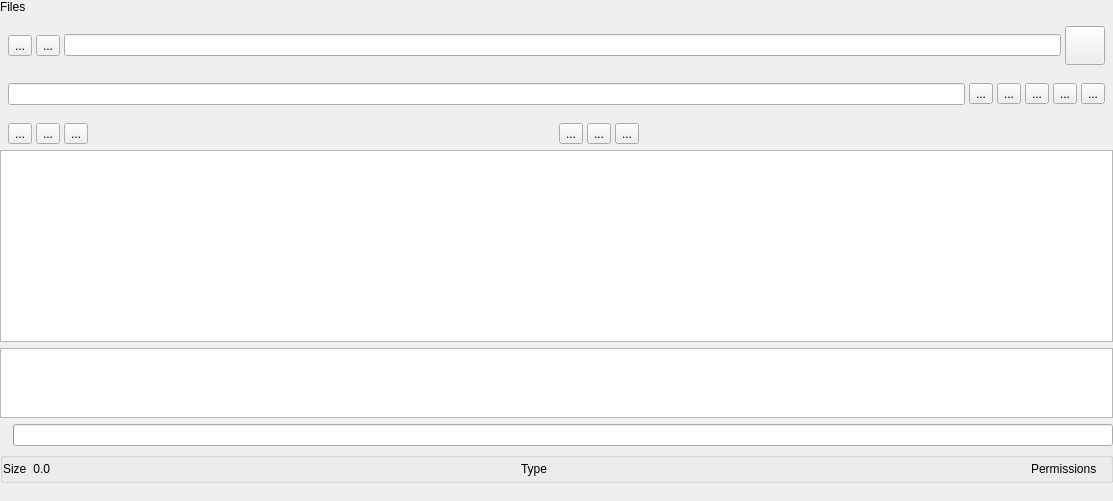
OpenFairWind/FairWindSK, file ui/mydata/Files.ui: the form before one commit.
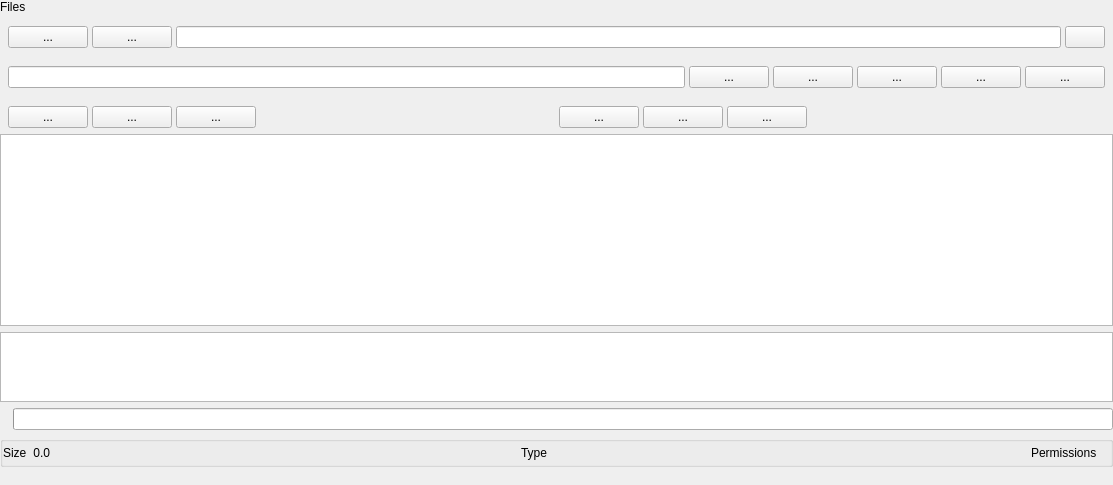
The form after the commit. Icons and pictures are not drawn.

Commit message: Align MyData waypoints and files views

What changed in the file:
```diff
--- a/ui/mydata/Files.ui
+++ b/ui/mydata/Files.ui
@@ -73,7 +73,7 @@
           <number>4</number>
          </property>
          <item>
-          <widget class="QToolButton" name="toolButton_Home">
+          <widget class="QPushButton" name="toolButton_Home">
            <property name="text">
             <string>...</string>
            </property>
@@ -90,7 +90,7 @@
           </widget>
          </item>
          <item>
-          <widget class="QToolButton" name="toolButton_Up">
+          <widget class="QPushButton" name="toolButton_Up">
            <property name="text">
             <string>...</string>
            </property>
@@ -120,7 +120,7 @@
           </widget>
          </item>
          <item>
-          <widget class="QToolButton" name="toolButton_Open">
+          <widget class="QPushButton" name="toolButton_Open">
            <property name="toolTip">
             <string/>
            </property>
@@ -165,7 +165,7 @@
           <widget class="QLineEdit" name="lineEdit_Search"/>
          </item>
          <item>
-          <widget class="QToolButton" name="toolButton_Search">
+          <widget class="QPushButton" name="toolButton_Search">
            <property name="text">
             <string>...</string>
            </property>
@@ -182,7 +182,7 @@
           </widget>
          </item>
          <item>
-          <widget class="QToolButton" name="toolButton_Filters">
+          <widget class="QPushButton" name="toolButton_Filters">
            <property name="text">
             <string>...</string>
            </property>
@@ -199,7 +199,7 @@
           </widget>
          </item>
          <item>
-          <widget class="QToolButton" name="toolButton_CaseSensitive">
+          <widget class="QPushButton" name="toolButton_CaseSensitive">
            <property name="text">
             <string>...</string>
            </property>
@@ -219,7 +219,7 @@
           </widget>
          </item>
          <item>
-          <widget class="QToolButton" name="toolButton_SearchHidden">
+          <widget class="QPushButton" name="toolButton_SearchHidden">
            <property name="text">
             <string>...</string>
            </property>
@@ -240,7 +240,7 @@
           </widget>
          </item>
          <item>
-          <widget class="QToolButton" name="toolButton_SearchSystem">
+          <widget class="QPushButton" name="toolButton_SearchSystem">
            <property name="text">
             <string>...</string>
            </property>
@@ -277,7 +277,7 @@
           <number>4</number>
          </property>
          <item>
-          <widget class="QToolButton" name="toolButton_NewFolder">
+          <widget class="QPushButton" name="toolButton_NewFolder">
            <property name="text">
             <string>...</string>
            </property>
@@ -294,7 +294,7 @@
           </widget>
          </item>
          <item>
-          <widget class="QToolButton" name="toolButton_Rename">
+          <widget class="QPushButton" name="toolButton_Rename">
            <property name="text">
             <string>...</string>
            </property>
@@ -311,7 +311,7 @@
           </widget>
          </item>
          <item>
-          <widget class="QToolButton" name="toolButton_Delete">
+          <widget class="QPushButton" name="toolButton_Delete">
            <property name="text">
             <string>...</string>
            </property>
@@ -341,7 +341,7 @@
           </spacer>
          </item>
          <item>
-          <widget class="QToolButton" name="toolButton_Cut">
+          <widget class="QPushButton" name="toolButton_Cut">
            <property name="text">
             <string>...</string>
            </property>
@@ -358,7 +358,7 @@
           </widget>
          </item>
          <item>
-          <widget class="QToolButton" name="toolButton_Copy">
+          <widget class="QPushButton" name="toolButton_Copy">
            <property name="text">
             <string>...</string>
            </property>
@@ -375,7 +375,7 @@
           </widget>
          </item>
          <item>
-          <widget class="QToolButton" name="toolButton_Paste">
+          <widget class="QPushButton" name="toolButton_Paste">
            <property name="text">
             <string>...</string>
            </property>
@@ -428,7 +428,7 @@
       <item>
        <layout class="QVBoxLayout" name="verticalLayout_Main">
         <item>
-         <widget class="QListView" name="listView_Files">
+         <widget class="QTreeView" name="listView_Files">
           <property name="sizePolicy">
            <sizepolicy hsizetype="MinimumExpanding" vsizetype="MinimumExpanding">
             <horstretch>0</horstretch>
@@ -438,43 +438,19 @@
           <property name="acceptDrops">
            <bool>true</bool>
           </property>
-          <property name="selectionBehavior">
-           <enum>QAbstractItemView::SelectionBehavior::SelectRows</enum>
+          <property name="alternatingRowColors">
+           <bool>true</bool>
           </property>
-          <property name="iconSize">
-           <size>
-            <width>64</width>
-            <height>64</height>
-           </size>
+          <property name="rootIsDecorated">
+           <bool>false</bool>
           </property>
-          <property name="movement">
-           <enum>QListView::Movement::Static</enum>
+          <property name="itemsExpandable">
+           <bool>false</bool>
           </property>
-          <property name="resizeMode">
-           <enum>QListView::ResizeMode::Adjust</enum>
-          </property>
-          <property name="layoutMode">
-           <enum>QListView::LayoutMode::Batched</enum>
-          </property>
-          <property name="gridSize">
-           <size>
-            <width>128</width>
-            <height>96</height>
-           </size>
-          </property>
-          <property name="viewMode">
-           <enum>QListView::ViewMode::IconMode</enum>
-          </property>
-          <property name="modelColumn">
-           <number>0</number>
-          </property>
-          <property name="uniformItemSizes">
+          <property name="uniformRowHeights">
            <bool>true</bool>
           </property>
-          <property name="batchSize">
-           <number>10</number>
-          </property>
-          <property name="wordWrap">
+          <property name="sortingEnabled">
            <bool>true</bool>
           </property>
          </widget>
```
The commit also changes 2 other files.
